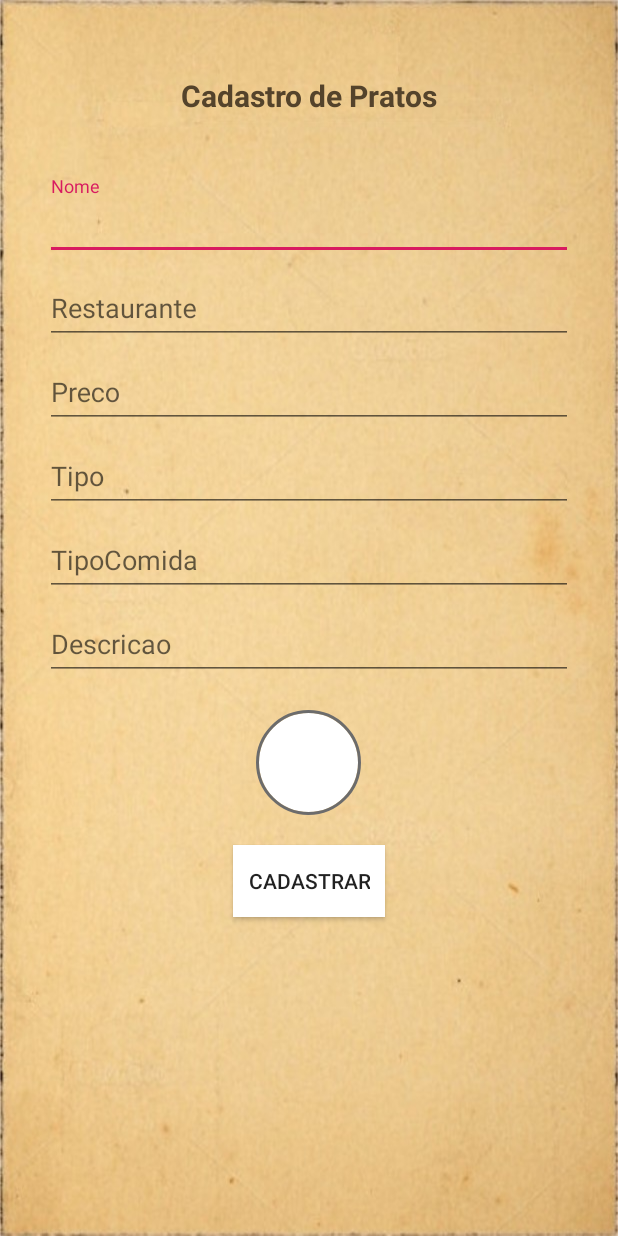
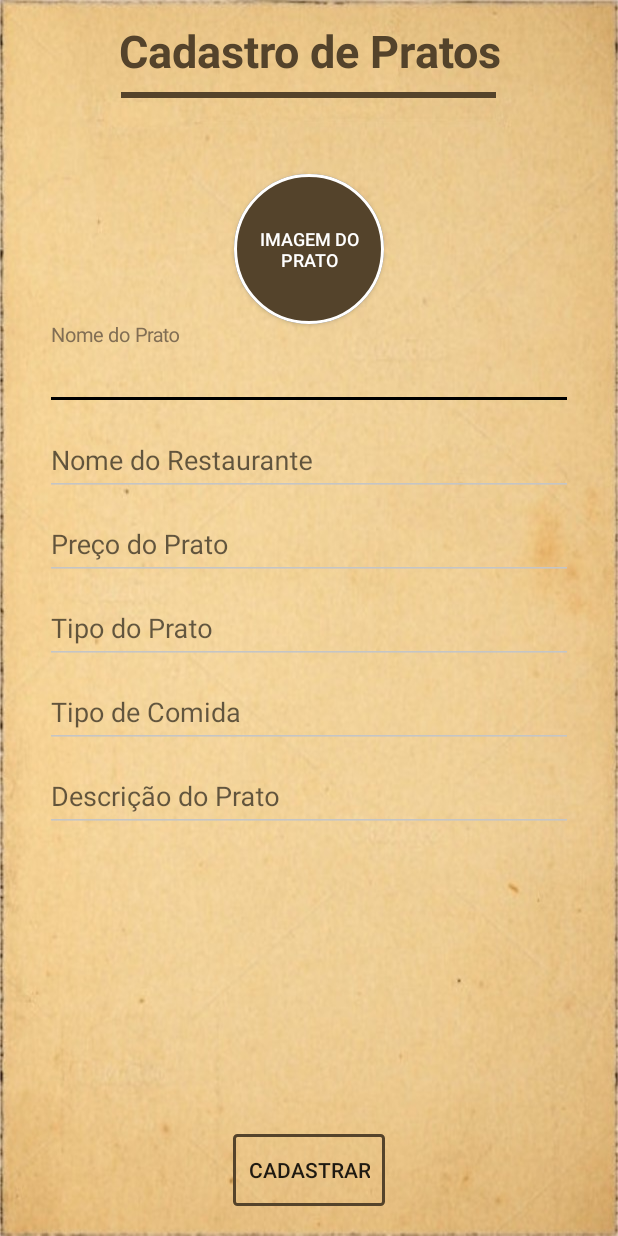
Before and after one commit to alefersaljr/iQueFome_Kotlin_Restaurante, an Android app: the MainActivity screen opened directly, with no data from a screen before it, on a phone screen of 412 x 824 dp. Run offline under Robolectric (Android 15) with nearby library versions, the phone set to English and light mode, and no system bars; our stand-ins replace CircleImageView, Firebase (no records; nobody signed in at launch, a user with empty details on screens opened directly).

Commit message:
22/05/2019

```diff
--- a/app/src/main/java/br/com/alexandre_salgueirinho/iquefome_restaurante/MainActivity.kt
+++ b/app/src/main/java/br/com/alexandre_salgueirinho/iquefome_restaurante/MainActivity.kt
@@ -9,6 +9,7 @@ import android.util.Log
 import android.widget.Toast
 import android.os.Bundle
 import android.os.Parcelable
+import android.view.View
 import com.google.firebase.auth.FirebaseAuth
 import kotlinx.android.synthetic.main.activity_main.*
 import com.google.firebase.database.FirebaseDatabase
@@ -26,7 +27,7 @@ class MainActivity : AppCompatActivity() {
 
         FirebaseAuth.getInstance().signInWithEmailAndPassword("a.salgueirinho@cinq.com.br", "123456")
 
-        prato_Foto.setOnClickListener {
+        cadastro_Button_Image.setOnClickListener {
             Log.d("ClienteCadastroActivity", "Try to show photo")
 
             val intent = Intent(Intent.ACTION_PICK)
@@ -41,21 +42,25 @@ class MainActivity : AppCompatActivity() {
     override fun onActivityResult(requestCode: Int, resultCode: Int, data: Intent?) {
         super.onActivityResult(requestCode, resultCode, data)
 
+        cadastro_Button_Image.visibility = View.GONE
+
         if (requestCode == 0 && resultCode == Activity.RESULT_OK && data != null) {
             Log.d("ClienteCadastroActivity", "Photo was selected")
 
             uriImagemSelecionada = data.data
             val bitmap = MediaStore.Images.Media.getBitmap(contentResolver, uriImagemSelecionada)
 
-            prato_Foto.setImageBitmap(bitmap)
+            cadastro_CircleImage_Prato_Foto.setImageBitmap(bitmap)
         }
     }
 
     private fun pratoFotoRegister() {
 
-
         cadastrar_Button.setOnClickListener {
-            if (uriImagemSelecionada == null) return@setOnClickListener
+            if (uriImagemSelecionada == null) {
+                Toast.makeText(this, "Selecione a imagem do prato", Toast.LENGTH_LONG).show()
+                return@setOnClickListener
+            } else if (validaCompos()) {
 
                 val nomeArquivo = UUID.randomUUID().toString()
                 val ref = FirebaseStorage.getInstance().getReference("images/$nomeArquivo")
@@ -72,6 +77,24 @@ class MainActivity : AppCompatActivity() {
                         Toast.makeText(this, "${it.message}", Toast.LENGTH_SHORT).show()
                     }
             }
+        }
+    }
+
+    private fun validaCompos(): Boolean {
+        if (login_EditText_nome.text.isEmpty()) {
+            Toast.makeText(this, "Informe o nome do prato", Toast.LENGTH_SHORT).show()
+        } else if (login_EditText_rest.text.isEmpty()) {
+            Toast.makeText(this, "Informe o nome do restaurante", Toast.LENGTH_SHORT).show()
+        } else if (login_EditText_Preco.text.isEmpty()) {
+            Toast.makeText(this, "Informe o preço do prato", Toast.LENGTH_SHORT).show()
+        } else if (login_EditText_Tipo.text.isEmpty()) {
+            Toast.makeText(this, "Informe o tipo do prato", Toast.LENGTH_SHORT).show()
+        } else if (login_EditText_TipoComida.text.isEmpty()) {
+            Toast.makeText(this, "Informe o tipo da comida", Toast.LENGTH_SHORT).show()
+        } else if (login_EditText_Descricao.text.isEmpty()) {
+            Toast.makeText(this, "Informe a descrição do prato", Toast.LENGTH_SHORT).show()
+        } else return true
+        return false
     }
 
     private fun savePratoToFirebaseDatabase(urlImagemPerfil: String) {
@@ -109,6 +132,6 @@ class Pratos(
     val pratoDescricao: String,
     val pratoTipo: String,
     val pratoTipoComida: String
-): Parcelable {
+) : Parcelable {
     constructor() : this("", "", "", "", "", "", "", "")
 }
--- /dev/null
+++ b/app/src/main/res/drawable/round_button_image.xml
@@ -0,0 +1,15 @@
+<?xml version="1.0" encoding="utf-8"?>
+<shape
+        xmlns:android="http://schemas.android.com/apk/res/android">
+
+    <corners
+            android:radius="50sp"/>
+
+    <stroke
+            android:width="2sp"
+            android:color="@color/white"/>
+
+    <solid
+            android:color="@color/text_color"/>
+
+</shape>
--- a/app/src/main/res/layout/activity_main.xml
+++ b/app/src/main/res/layout/activity_main.xml
@@ -9,22 +9,31 @@
         android:background="@drawable/back_default">
 
     <TextView
-            android:id="@+id/title"
-            android:layout_width="wrap_content"
-            android:layout_height="wrap_content"
+            android:id="@+id/cadastro_Title_Cadastro"
+            android:layout_width="match_parent"
+            android:layout_height="56sp"
+            android:paddingTop="13sp"
+            android:text="Cadastro de Pratos"
+            android:textAlignment="center"
+            android:textSize="30sp"
+            android:textStyle="bold"
+            android:textColor="@color/text_color"/>
+
+    <View
+            android:layout_width="250sp"
+            android:layout_height="4sp"
+            android:layout_marginTop="5sp"
             android:layout_centerHorizontal="true"
-            android:layout_marginTop="50sp"
-            android:text="Cadastro de Pratos"
-            android:textColor="@color/text_color"
-            android:textStyle="bold"
-            android:textSize="20sp"
-            app:layout_constraintBottom_toBottomOf="parent"
-            app:layout_constraintLeft_toLeftOf="parent"
-            app:layout_constraintRight_toRightOf="parent"
-            app:layout_constraintTop_toTopOf="parent"/>
+            android:background="@color/text_color"
+            android:layout_below="@+id/cadastro_Title_Cadastro"/>
+
+    <!--<include-->
+    <!--android:id="@+id/cadastro_Toolbar"-->
+    <!--layout="@layout/layout_toolbar"/>-->
+
 
     <ScrollView
-            android:layout_below="@+id/title"
+            android:layout_below="@+id/cadastro_Title_Cadastro"
             android:layout_marginTop="20sp"
             android:layout_width="match_parent"
             android:layout_height="match_parent">
@@ -34,21 +43,33 @@
                 android:layout_marginTop="20sp"
                 android:layout_width="match_parent"
                 android:layout_height="wrap_content"
-                android:orientation="vertical">
+                android:orientation="vertical"
+                android:paddingBottom="20sp">
+
+            <de.hdodenhof.circleimageview.CircleImageView
+                    android:id="@+id/cadastro_CircleImage_Prato_Foto"
+                    android:layout_width="100sp"
+                    android:layout_height="100sp"
+                    android:layout_gravity="center"
+                    android:layout_marginTop="20sp"
+                    app:civ_border_width="2sp"
+                    app:civ_border_color="@color/dark_gray"
+                    android:src="@color/text_color"/>
 
             <com.google.android.material.textfield.TextInputLayout
                     android:id="@+id/login_Textfild_nome"
                     android:layout_width="match_parent"
                     android:layout_height="wrap_content"
                     android:layout_marginLeft="30sp"
-                    android:layout_marginRight="30sp">
+                    android:layout_marginRight="30sp"
+                    app:hintTextAppearance="@style/TextAppearance.App.TextInputLayout">
 
                 <EditText
                         android:id="@+id/login_EditText_nome"
                         android:layout_width="match_parent"
                         android:layout_height="wrap_content"
                         android:ems="10"
-                        android:hint="Nome"
+                        android:hint="Nome do Prato"
                         android:textColor="@color/text_color"
                         android:inputType="textEmailAddress"/>
 
@@ -59,14 +80,15 @@
                     android:layout_width="match_parent"
                     android:layout_height="wrap_content"
                     android:layout_marginLeft="30sp"
-                    android:layout_marginRight="30sp">
+                    android:layout_marginRight="30sp"
+                    app:hintTextAppearance="@style/TextAppearance.App.TextInputLayout">
 
                 <EditText
                         android:id="@+id/login_EditText_rest"
                         android:layout_width="match_parent"
                         android:layout_height="wrap_content"
                         android:ems="10"
-                        android:hint="Restaurante"
+                        android:hint="Nome do Restaurante"
                         android:textColor="@color/text_color"
                         android:inputType="textEmailAddress"/>
 
@@ -84,7 +106,7 @@
                         android:layout_width="match_parent"
                         android:layout_height="wrap_content"
                         android:ems="10"
-                        android:hint="Preco"
+                        android:hint="Preço do Prato"
                         android:textColor="@color/text_color"
                         android:inputType="textEmailAddress"/>
 
@@ -102,7 +124,7 @@
                         android:layout_width="match_parent"
                         android:layout_height="wrap_content"
                         android:ems="10"
-                        android:hint="Tipo"
+                        android:hint="Tipo do Prato"
                         android:textColor="@color/text_color"
                         android:inputType="textEmailAddress"/>
 
@@ -120,7 +142,7 @@
                         android:layout_width="match_parent"
                         android:layout_height="wrap_content"
                         android:ems="10"
-                        android:hint="TipoComida"
+                        android:hint="Tipo de Comida"
                         android:textColor="@color/text_color"
                         android:inputType="textEmailAddress"/>
 
@@ -138,36 +160,40 @@
                         android:layout_width="match_parent"
                         android:layout_height="wrap_content"
                         android:ems="10"
-                        android:hint="Descricao"
+                        android:hint="Descrição do Prato"
                         android:textColor="@color/text_color"
                         android:inputType="textEmailAddress"/>
 
             </com.google.android.material.textfield.TextInputLayout>
 
 
-            <de.hdodenhof.circleimageview.CircleImageView
-                    android:id="@+id/prato_Foto"
-                    android:layout_width="70sp"
-                    android:layout_height="70sp"
-                    android:layout_gravity="center"
-                    android:layout_marginTop="20sp"
-                    app:civ_border_width="2sp"
-                    app:civ_border_color="@color/dark_gray"
-                    android:src="@color/white"/>
+        </LinearLayout>
+
+    </ScrollView>
 
     <Button
             android:id="@+id/cadastrar_Button"
             android:layout_width="wrap_content"
             android:layout_height="wrap_content"
-                    android:layout_gravity="center"
-                    android:layout_marginTop="20sp"
+            android:layout_alignParentBottom="true"
+            android:layout_centerHorizontal="true"
             android:layout_marginBottom="20sp"
             android:padding="10sp"
             android:text="Cadastrar"
-                    android:background="@color/white" />
+            android:background="@drawable/round_button_default"/>
 
-        </LinearLayout>
-
-    </ScrollView>
+    <Button
+            android:id="@+id/cadastro_Button_Image"
+            android:layout_width="100sp"
+            android:layout_height="100sp"
+            android:layout_below="@id/cadastro_Title_Cadastro"
+            android:layout_centerHorizontal="true"
+            android:layout_marginTop="60sp"
+            android:padding="5sp"
+            android:background="@drawable/round_button_image"
+            android:text="Imagem do prato"
+            android:textColor="@color/white"
+            android:textSize="12sp"
+            android:gravity="center"/>
 
 </RelativeLayout>
--- a/app/src/main/res/layout/activity_restaurante_logado.xml
+++ b/app/src/main/res/layout/activity_restaurante_logado.xml
@@ -11,12 +11,12 @@
             android:id="@+id/logado_Button_Add"
             android:layout_width="wrap_content"
             android:layout_height="wrap_content"
-            android:layout_margin="10sp"
             android:layout_alignParentBottom="true"
             android:layout_alignParentEnd="true"
             app:borderWidth="0sp"
             android:backgroundTint="@color/text_color"
             android:src="@drawable/icon_add"
-            app:fabSize="mini" />
+            android:layout_margin="16dp"
+            app:fabSize="auto" />
 
 </RelativeLayout>
--- a/app/src/main/res/layout/activity_restaurante_login.xml
+++ b/app/src/main/res/layout/activity_restaurante_login.xml
@@ -79,7 +79,7 @@
                 android:layout_width="wrap_content"
                 android:layout_height="wrap_content"
                 android:layout_gravity="center"
-                android:background="@drawable/round_button"
+                android:background="@drawable/round_button_default"
                 android:textStyle="bold"
                 android:text="login"
                 android:textColor="@color/text_color"/>
--- a/app/src/main/res/values/colors.xml
+++ b/app/src/main/res/values/colors.xml
@@ -14,4 +14,5 @@
     <color name="cinza_escuro1">#203647</color>
     <color name="cinza_escuro2">#2B3740</color>
     <color name="text_color">#54432b</color>
+    <color name="text_color_light">#816E54</color>
 </resources>
--- a/app/src/main/res/values/styles.xml
+++ b/app/src/main/res/values/styles.xml
@@ -6,6 +6,15 @@
         <item name="colorPrimary">@color/colorPrimary</item>
         <item name="colorPrimaryDark">@color/colorPrimaryDark</item>
         <item name="colorAccent">@color/colorAccent</item>
+
+        <item name="colorControlNormal">#c5c5c5</item>
+        <item name="colorControlActivated">@android:color/black</item>
+        <item name="colorControlHighlight">@android:color/black</item>
+    </style>
+
+    <style name="TextAppearance.App.TextInputLayout" parent="@android:style/TextAppearance">
+        <item name="android:textColor">@color/text_color_light</item>
+        <item name="android:textSize">13sp</item>
     </style>
 
 </resources>
```
Also changed, not shown: app/src/main/res/drawable/round_button_default.xml (renamed from app/src/main/res/drawable/round_button.xml). Lines whose indentation alone changed are shown as unchanged.
